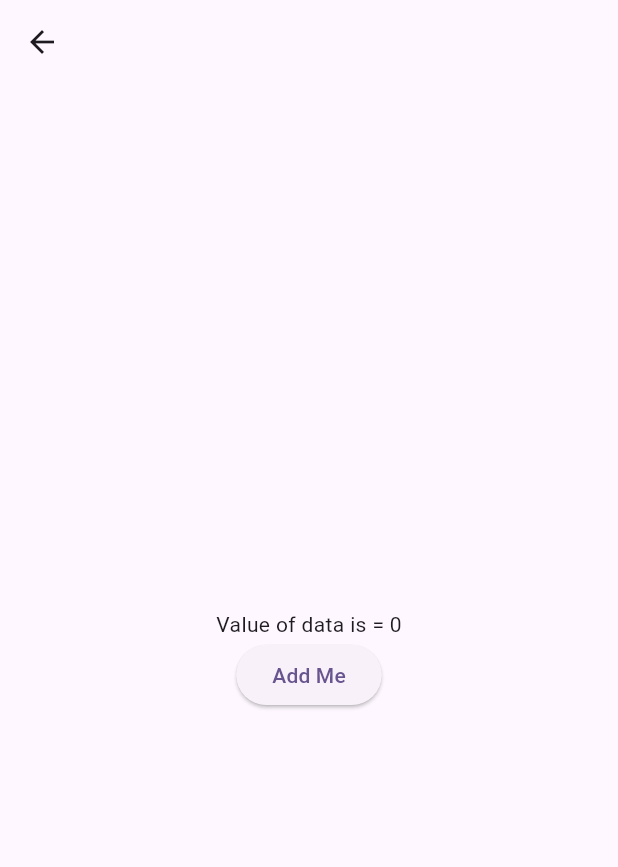
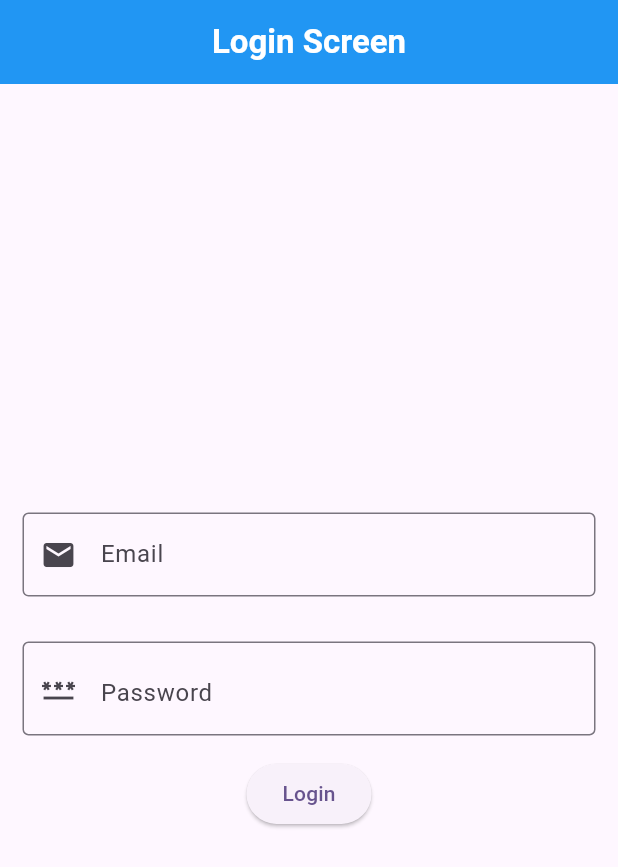
Before and after one commit to JenilFlutter09/flutterTutorials, a Flutter app: the setStateExample screen opened directly with empty values, on a phone screen of 412 x 824 dp. Shown: the top 867 px of the screen. Run offline on Flutter 3.47's test engine with Material 3 defaults, Android fonts, the phone set to English and light mode, and no system bars; missing offline and left inert: staggered_grid_view.

Commit message:
nov11Commit

```diff
--- a/lib/topicsToCover/navigation.dart
+++ b/lib/topicsToCover/navigation.dart
@@ -24,6 +24,7 @@ class navigationExample extends StatelessWidget {
                 //   context,
                 //   MaterialPageRoute(builder: (context) => setStateExample()),
                 // );
+
                 Navigator.pushNamed(
                   context,
                   '/setStateExample',
@@ -45,8 +46,6 @@ class navigationExample extends StatelessWidget {
   }
 }
 
-
-
 class setStateExample extends StatefulWidget {
   const setStateExample({super.key});
 
@@ -55,30 +54,166 @@ class setStateExample extends StatefulWidget {
 }
 
 class _setStateExampleState extends State<setStateExample> {
-  int value = 0;
+  int? value;
+  // TextEditingController user_email = TextEditingController();
+  // TextEditingController user_password = TextEditingController();
+
+  TextEditingController email = TextEditingController();
+  TextEditingController password = TextEditingController();
+  bool hidePassword = true;
+  @override
+  void initState() {
+    // TODO: implement initState
+    super.initState();
+    value = 0;
+  }
+
+  @override
+  void didUpdateWidget(covariant setStateExample oldWidget) {
+    // TODO: implement didUpdateWidget
+    super.didUpdateWidget(oldWidget);
+  }
+
+  @override
+  void dispose() {
+    super.dispose();
+    // TODO: implement dispose
+    // user_email.dispose();
+    // user_password.dispose();
+  }
+
   @override
   Widget build(BuildContext context) {
     String args = ModalRoute.of(context)?.settings.arguments as String;
+    final _formKey = GlobalKey<FormState>();
     final mediaQuery = MediaQuery.of(context);
     final screenWidth = mediaQuery.size.width;
     final screenHeight = mediaQuery.size.height;
 
     return Scaffold(
-      appBar: AppBar(),
+      appBar: AppBar(
+        backgroundColor: Colors.blue,
+        automaticallyImplyLeading: false,
+        //leading: Text('Today'),
+        centerTitle: true,
+        title: Text(
+          'Login Screen',
+          style: TextStyle(fontWeight: FontWeight.bold, color: Colors.white),
+        ),
+      ),
       body: Container(
         height: screenHeight,
         width: screenWidth,
+
+        /* child: ListView.builder(
+            itemCount: 100,
+            itemBuilder: (context,index){
+          return ListTile(
+            title: Text(index.toString()),
+          );
+        })*/
         child: Column(
           crossAxisAlignment: CrossAxisAlignment.center,
           mainAxisAlignment: MainAxisAlignment.center,
           children: [
-            Text('Value of data is = $value'),
-            ElevatedButton(onPressed: (){
+            Padding(
+              padding: const EdgeInsets.all(15),
+              child: TextField(
+                controller: email,
+                decoration: InputDecoration(
+                  border: OutlineInputBorder(),
+                  hintText: 'Email',
+                  prefixIcon: Icon(Icons.email),
 
-              setState(() {
-                value++;
-              });
-            }, child: Text('Add Me'))
+                  //   labelText: 'Email',
+                  //   floatingLabelAlignment: FloatingLabelAlignment.start,
+                  //   floatingLabelBehavior: FloatingLabelBehavior.never
+                ),
+
+              ),
+            ),
+            Padding(
+              padding: const EdgeInsets.all(15),
+              child: TextField(
+                controller: password,
+                obscureText: hidePassword,
+                obscuringCharacter: '*',
+                decoration: InputDecoration(
+                  border: OutlineInputBorder(),
+                  hintText: 'Password',
+                  prefixIcon: Icon(Icons.password),
+                  suffix: GestureDetector(
+                      onTap: (){
+                        setState(() {
+                          hidePassword = !hidePassword;
+                        });
+                      },
+                      child: Icon(Icons.remove_red_eye))
+                  //   labelText: 'Email',
+                  //   floatingLabelAlignment: FloatingLabelAlignment.start,
+                  //   floatingLabelBehavior: FloatingLabelBehavior.never
+                ),
+              ),
+            ),
+            ElevatedButton(onPressed: () {
+              print(email.text);
+            }, child: Text('Login')),
+            /* Form(
+              key: _formKey,
+              child: Column(
+                children: [
+                  Padding(
+                    padding: const EdgeInsets.all(10),
+                    child: TextFormField(
+                      controller: user_email,
+                      keyboardType: TextInputType.emailAddress,
+                      decoration: InputDecoration(
+                        border: OutlineInputBorder(
+                          borderSide: BorderSide(color: Colors.blue),
+                        ),
+                        prefixIcon: Icon(Icons.person),
+                        hintText: 'User Email',
+                      ),
+                      validator: (value){
+                        if(value == null || value.isEmpty){
+                          return 'Please enter Email';
+                        }else if(!RegExp(r'^[^@]+@[^@]+\.[^@]+').hasMatch(value)){
+                          return 'Enter a valid email';
+                        }else{
+                          return null;
+                        }
+                      },
+                      autovalidateMode: AutovalidateMode.onUnfocus,
+                    ),
+                  ),
+                  Padding(
+                    padding: const EdgeInsets.all(10),
+                    child: TextFormField(
+                      controller: user_password,
+                      keyboardType: TextInputType.emailAddress,
+                      obscureText: true,
+                      obscuringCharacter: '*',
+                      decoration: InputDecoration(
+                        border: OutlineInputBorder(
+                          borderSide: BorderSide(color: Colors.blue),
+                        ),
+                        prefixIcon: Icon(Icons.person),
+
+                        hintText: 'Password',
+                      ),
+                      validator: (value){
+                        if(value == null || value.isEmpty){
+                          return 'Please enter Email';
+                        }else  if (value.length < 6) {
+                          return 'Password must be at least 6 characters';
+                        }
+                        return null;
+                      },
+                    ),
+                  ),
+                ],
+              ),
+            ),*/
           ],
         ),
       ),
```
